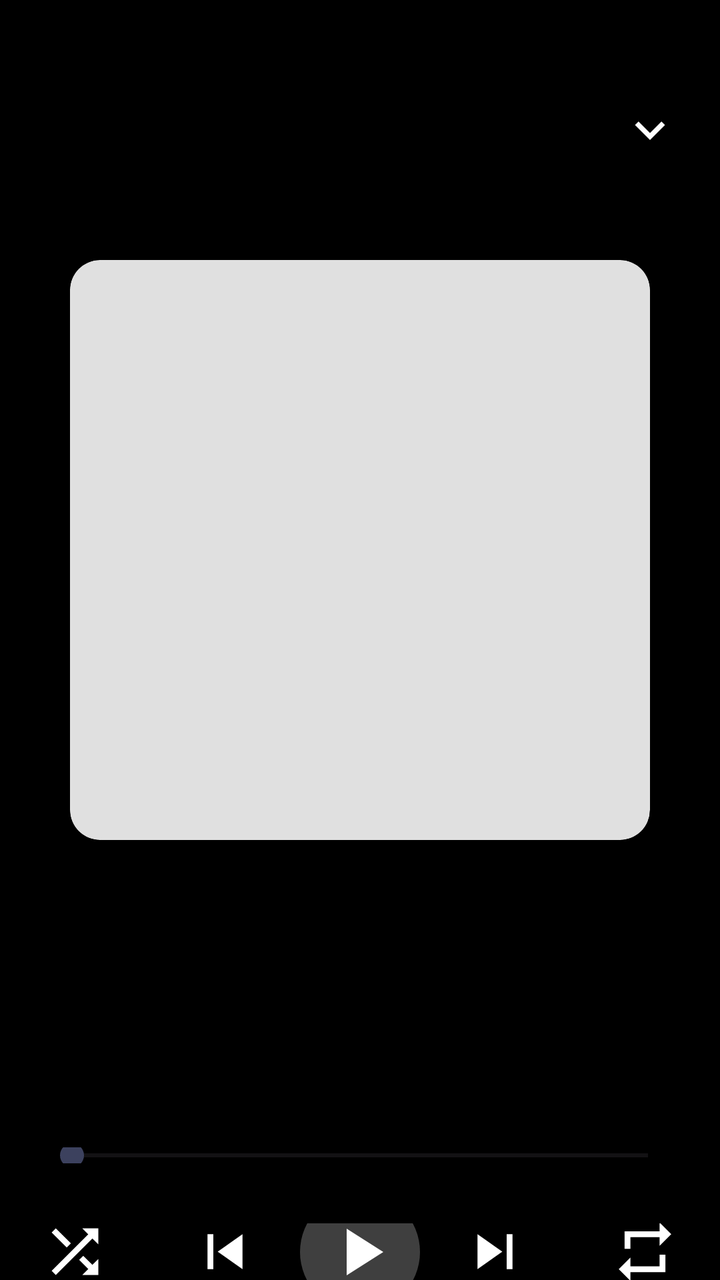
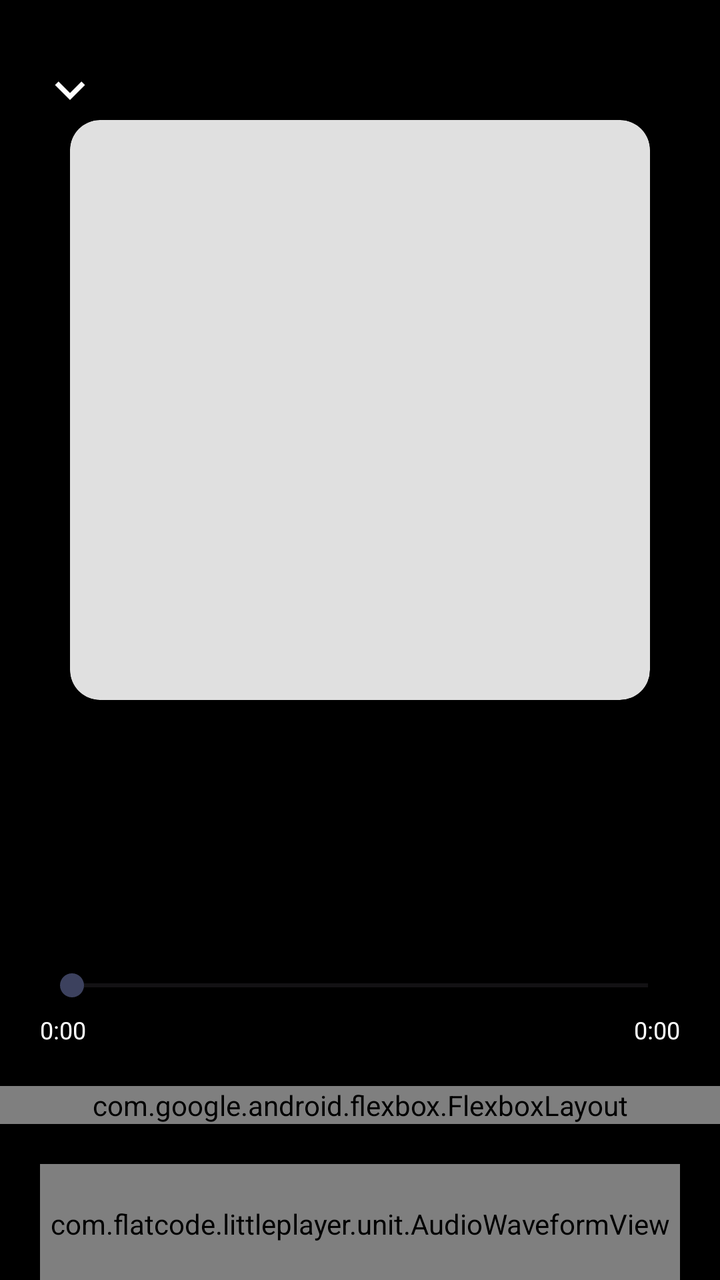

An Android layout rendered at two revisions. The XML below is the earlier revision; the diff shows what the commit changed to produce the second picture.
<!-- AndroidManifest.xml: application theme Theme.OneTheme -->
<!-- res/layout/activity_player.xml -->
<?xml version="1.0" encoding="utf-8"?>
<FrameLayout xmlns:android="http://schemas.android.com/apk/res/android"
    xmlns:app="http://schemas.android.com/apk/res-auto"
    xmlns:tools="http://schemas.android.com/tools"
    android:layout_width="match_parent"
    android:background="@color/dark"
    android:layout_height="match_parent">

    <ImageView
        android:id="@+id/imageBlur"
        android:layout_width="match_parent"
        android:layout_height="match_parent"
        android:scaleType="centerCrop"
        tools:ignore="MissingConstraints" />

    <ImageView
        android:layout_width="match_parent"
        android:layout_height="match_parent"
        android:alpha="0.4"
        android:scaleType="centerCrop"
        android:src="@color/dark"
        tools:ignore="MissingConstraints" />

    <LinearLayout
        android:id="@+id/container"
        android:layout_width="match_parent"
        android:layout_height="match_parent"
        android:orientation="vertical">

        <RelativeLayout
            android:id="@+id/toolbar"
            android:layout_width="match_parent"
            android:layout_height="wrap_content"
            android:layout_marginTop="20sp"
            android:orientation="vertical">

            <ImageView
                android:id="@+id/back"
                android:layout_width="30sp"
                android:layout_height="30sp"
                android:layout_alignParentEnd="true"
                android:layout_gravity="start"
                android:layout_marginHorizontal="20sp"
                android:layout_marginTop="30sp"
                android:layout_marginBottom="50sp"
                android:src="@drawable/ic_down"
                app:tint="@color/white" />

        </RelativeLayout>

        <com.google.android.material.card.MaterialCardView
            android:id="@+id/card"
            android:layout_width="match_parent"
            android:layout_height="wrap_content"
            android:layout_marginHorizontal="35sp"
            android:layout_marginBottom="30sp"
            android:visibility="visible"
            app:cardBackgroundColor="@color/image_profile"
            app:cardCornerRadius="15sp"
            app:cardElevation="0sp"
            app:strokeWidth="0sp">

            <androidx.constraintlayout.widget.ConstraintLayout
                android:layout_width="match_parent"
                android:layout_height="wrap_content">

                <ImageView
                    android:id="@+id/image"
                    android:layout_width="match_parent"
                    android:layout_height="0sp"
                    android:scaleType="centerCrop"
                    app:layout_constraintDimensionRatio="1:1"
                    tools:ignore="MissingConstraints" />

            </androidx.constraintlayout.widget.ConstraintLayout>

        </com.google.android.material.card.MaterialCardView>

        <LinearLayout
            android:layout_width="match_parent"
            android:layout_height="wrap_content"
            android:orientation="vertical">

            <TextView
                android:id="@+id/song_name"
                android:layout_width="match_parent"
                android:layout_height="wrap_content"
                android:layout_marginStart="32sp"
                android:layout_marginTop="10sp"
                android:layout_marginEnd="32sp"
                android:ellipsize="end"
                android:gravity="center_horizontal"
                android:singleLine="true"
                android:textColor="@color/white"
                android:textSize="22sp"
                android:textStyle="bold" />

            <TextView
                android:id="@+id/song_artist"
                android:layout_width="match_parent"
                android:layout_height="wrap_content"
                android:layout_marginStart="40sp"
                android:layout_marginEnd="40sp"
                android:ellipsize="end"
                android:gravity="center_horizontal"
                android:singleLine="true"
                android:textColor="@color/white"
                android:textSize="18sp" />

            <LinearLayout
                android:layout_width="match_parent"
                android:layout_height="wrap_content"
                android:layout_marginTop="60sp"
                android:layout_weight="1"
                android:orientation="vertical">

                <SeekBar
                    android:id="@+id/seekBar"
                    android:layout_width="match_parent"
                    android:layout_height="wrap_content"
                    android:layout_marginStart="20sp"
                    android:layout_marginEnd="20sp" />

                <RelativeLayout
                    android:id="@+id/seek_bar_layout"
                    android:layout_width="match_parent"
                    android:layout_height="wrap_content"
                    android:layout_marginHorizontal="20sp"
                    android:layout_marginTop="5sp">

                    <TextView
                        android:id="@+id/durationPlayed"
                        android:layout_width="wrap_content"
                        android:layout_height="wrap_content"
                        android:layout_alignParentStart="true"
                        android:layout_marginHorizontal="20sp"
                        android:text="@string/zero_zero"
                        android:textColor="@color/white"
                        android:textSize="12sp"
                        android:textStyle="normal" />

                    <TextView
                        android:id="@+id/durationTotal"
                        android:layout_width="wrap_content"
                        android:layout_height="wrap_content"
                        android:layout_alignParentEnd="true"
                        android:layout_marginHorizontal="20sp"
                        android:text="@string/zero_zero"
                        android:textColor="@color/white"
                        android:textSize="12sp"
                        android:textStyle="normal" />

                </RelativeLayout>

            </LinearLayout>

            <LinearLayout
                android:layout_width="match_parent"
                android:layout_height="wrap_content"
                android:layout_gravity="center"
                android:layout_marginTop="30sp"
                android:layout_weight="1"
                android:gravity="center"
                android:orientation="vertical">

                <LinearLayout
                    android:layout_width="match_parent"
                    android:layout_height="wrap_content"
                    android:layout_gravity="center"
                    android:gravity="center"
                    android:orientation="horizontal">

                    <ImageView
                        android:id="@+id/shuffle"
                        android:layout_width="0sp"
                        android:layout_height="35sp"
                        android:layout_weight="1"
                        android:src="@drawable/ic_shuffle_off" />

                    <ImageView
                        android:id="@+id/prev"
                        android:layout_width="0sp"
                        android:layout_height="35sp"
                        android:layout_weight="1"
                        android:src="@drawable/ic_skip_previous" />

                    <FrameLayout
                        android:id="@+id/play_pause_btn"
                        android:layout_width="60sp"
                        android:layout_height="60sp"
                        android:clickable="true"
                        android:focusable="true">

                        <ImageView
                            android:layout_width="match_parent"
                            android:layout_height="match_parent"
                            android:alpha="0.25"
                            android:background="@drawable/play_pause" />

                        <ImageView
                            android:id="@+id/play_pause"
                            android:layout_width="40sp"
                            android:layout_height="40sp"
                            android:layout_gravity="center"
                            android:src="@drawable/ic_play"
                            app:tint="@color/white" />

                    </FrameLayout>

                    <ImageView
                        android:id="@+id/next"
                        android:layout_width="0sp"
                        android:layout_height="35sp"
                        android:layout_weight="1"
                        android:src="@drawable/ic_skip_next" />

                    <ImageView
                        android:id="@+id/repeat"
                        android:layout_width="0sp"
                        android:layout_height="35sp"
                        android:layout_weight="1"
                        android:src="@drawable/ic_repeat_off" />

                </LinearLayout>

            </LinearLayout>

        </LinearLayout>

    </LinearLayout>

</FrameLayout>
<!-- resources referenced by this layout -->
<resources>
  <color name="dark">#000000</color>
  <color name="image_profile">#e0e0e0</color>
  <color name="white">#ffffff</color>
  <!-- drawable ic_down (drawable) -->
  <vector android:height="24dp" android:tint="#FFFFFF"
      android:viewportHeight="24" android:viewportWidth="24"
      android:width="24dp" xmlns:android="http://schemas.android.com/apk/res/android">
      <path android:fillColor="@android:color/white" android:pathData="M7.41,8.59L12,13.17l4.59,-4.58L18,10l-6,6 -6,-6 1.41,-1.41z"/>
  </vector>
  <!-- drawable ic_play (drawable) -->
  <vector xmlns:android="http://schemas.android.com/apk/res/android"
      android:width="24dp"
      android:height="24dp"
      android:viewportWidth="24"
      android:viewportHeight="24"
      android:tint="?attr/colorControlNormal">
    <path
        android:fillColor="@android:color/white"
        android:pathData="M8,5v14l11,-7z"/>
  </vector>
  <!-- drawable ic_repeat_off (drawable) -->
  <vector xmlns:android="http://schemas.android.com/apk/res/android"
      android:width="24dp"
      android:height="24dp"
      android:viewportWidth="24"
      android:viewportHeight="24">
    <path
        android:fillColor="@color/white"
        android:pathData="M7,7h10v3l4,-4 -4,-4v3L5,5v6h2L7,7zM17,17L7,17v-3l-4,4 4,4v-3h12v-6h-2v4z"/>
  </vector>
  <!-- drawable ic_shuffle_off (drawable) -->
  <vector xmlns:android="http://schemas.android.com/apk/res/android"
      android:width="24dp"
      android:height="24dp"
      android:viewportWidth="24"
      android:viewportHeight="24">
    <path
        android:fillColor="@color/white"
        android:pathData="M10.59,9.17L5.41,4 4,5.41l5.17,5.17 1.42,-1.41zM14.5,4l2.04,2.04L4,18.59 5.41,20 17.96,7.46 20,9.5L20,4h-5.5zM14.83,13.41l-1.41,1.41 3.13,3.13L14.5,20L20,20v-5.5l-2.04,2.04 -3.13,-3.13z"/>
  </vector>
  <!-- drawable ic_skip_next (drawable) -->
  <vector xmlns:android="http://schemas.android.com/apk/res/android"
      android:width="24dp"
      android:height="24dp"
      android:viewportWidth="24"
      android:viewportHeight="24">
      <path
          android:fillColor="@color/white"
          android:pathData="M6,18l8.5,-6L6,6v12zM16,6v12h2V6h-2z" />
  </vector>
  <!-- drawable ic_skip_previous (drawable) -->
  <vector xmlns:android="http://schemas.android.com/apk/res/android"
      android:width="24dp"
      android:height="24dp"
      android:viewportWidth="24"
      android:viewportHeight="24">
      <path
          android:fillColor="@color/white"
          android:pathData="M6,6h2v12L6,18zM9.5,12l8.5,6L18,6z" />
  </vector>
  <!-- drawable play_pause (drawable) -->
  <?xml version="1.0" encoding="utf-8"?>
  <shape xmlns:android="http://schemas.android.com/apk/res/android"
      android:shape="oval">
  
      <solid android:color="@color/white" />
  </shape>
  <string name="zero_zero">0:00</string>
  <style name="Theme.OneTheme" parent="Base.Theme.OneTheme" />
  <style name="Base.Theme.OneTheme" parent="Theme.Material3.DayNight">
          
          
          <item name="colorPrimary">@color/colorPrimary</item>
          <item name="colorPrimaryDark">@color/basic_2</item>
          <item name="colorAccent">@color/basic_2</item>
          <item name="color">@color/white</item>
          <item name="background">@color/basic_2</item>
          <item name="tickColor">@color/basic_2</item>
          <item name="trackColor">@color/basic_2</item>
          <item name="colorOnBackground">@color/white</item>
          <item name="colorError">@color/dark</item>
          <item name="colorOnError">@color/basic_2</item>
      </style>
  <color name="colorPrimary">#fff</color>
      //Needed
  <color name="basic_2">#3c415e</color>
</resources>

<!-- the commit's change to res/layout/activity_player.xml (unified diff, before → after) -->
@@ -1,25 +1,22 @@
 <?xml version="1.0" encoding="utf-8"?>
-<FrameLayout xmlns:android="http://schemas.android.com/apk/res/android"
+<FrameLayout android:layout_width="match_parent"
+    android:layout_height="match_parent"
     xmlns:app="http://schemas.android.com/apk/res-auto"
-    xmlns:tools="http://schemas.android.com/tools"
-    android:layout_width="match_parent"
     android:background="@color/dark"
-    android:layout_height="match_parent">
+    xmlns:android="http://schemas.android.com/apk/res/android">
 
     <ImageView
         android:id="@+id/imageBlur"
         android:layout_width="match_parent"
         android:layout_height="match_parent"
-        android:scaleType="centerCrop"
-        tools:ignore="MissingConstraints" />
+        android:scaleType="centerCrop" />
 
     <ImageView
         android:layout_width="match_parent"
         android:layout_height="match_parent"
         android:alpha="0.4"
         android:scaleType="centerCrop"
-        android:src="@color/dark"
-        tools:ignore="MissingConstraints" />
+        android:src="@color/dark" />
 
     <LinearLayout
         android:id="@+id/container"
@@ -31,18 +28,18 @@
             android:id="@+id/toolbar"
             android:layout_width="match_parent"
             android:layout_height="wrap_content"
-            android:layout_marginTop="20sp"
-            android:orientation="vertical">
+            android:layout_marginTop="20dp">
 
             <ImageView
                 android:id="@+id/back"
-                android:layout_width="30sp"
-                android:layout_height="30sp"
-                android:layout_alignParentEnd="true"
-                android:layout_gravity="start"
-                android:layout_marginHorizontal="20sp"
-                android:layout_marginTop="30sp"
-                android:layout_marginBottom="50sp"
+                android:layout_width="30dp"
+                android:layout_height="30dp"
+                android:layout_alignParentStart="true"
+                android:layout_marginHorizontal="20dp"
+                android:layout_marginTop="10dp"
+                android:background="?android:attr/selectableItemBackgroundBorderless"
+                android:clickable="true"
+                android:focusable="true"
                 android:src="@drawable/ic_down"
                 app:tint="@color/white" />
 
@@ -52,13 +49,12 @@
             android:id="@+id/card"
             android:layout_width="match_parent"
             android:layout_height="wrap_content"
-            android:layout_marginHorizontal="35sp"
-            android:layout_marginBottom="30sp"
-            android:visibility="visible"
+            android:layout_marginHorizontal="35dp"
+            android:layout_marginBottom="30dp"
             app:cardBackgroundColor="@color/image_profile"
-            app:cardCornerRadius="15sp"
-            app:cardElevation="0sp"
-            app:strokeWidth="0sp">
+            app:cardCornerRadius="15dp"
+            app:cardElevation="0dp"
+            app:strokeWidth="0dp">
 
             <androidx.constraintlayout.widget.ConstraintLayout
                 android:layout_width="match_parent"
@@ -67,10 +63,13 @@
                 <ImageView
                     android:id="@+id/image"
                     android:layout_width="match_parent"
-                    android:layout_height="0sp"
+                    android:layout_height="0dp"
                     android:scaleType="centerCrop"
+                    app:layout_constraintBottom_toBottomOf="parent"
                     app:layout_constraintDimensionRatio="1:1"
-                    tools:ignore="MissingConstraints" />
+                    app:layout_constraintEnd_toEndOf="parent"
+                    app:layout_constraintStart_toStartOf="parent"
+                    app:layout_constraintTop_toTopOf="parent" />
 
             </androidx.constraintlayout.widget.ConstraintLayout>
 
@@ -78,19 +77,19 @@
 
         <LinearLayout
             android:layout_width="match_parent"
-            android:layout_height="wrap_content"
+            android:layout_height="0dp"
+            android:layout_weight="1"
             android:orientation="vertical">
 
             <TextView
                 android:id="@+id/song_name"
                 android:layout_width="match_parent"
                 android:layout_height="wrap_content"
-                android:layout_marginStart="32sp"
-                android:layout_marginTop="10sp"
-                android:layout_marginEnd="32sp"
+                android:layout_marginHorizontal="32dp"
+                android:layout_marginTop="10dp"
                 android:ellipsize="end"
                 android:gravity="center_horizontal"
-                android:singleLine="true"
+                android:maxLines="1"
                 android:textColor="@color/white"
                 android:textSize="22sp"
                 android:textStyle="bold" />
@@ -99,134 +98,168 @@
                 android:id="@+id/song_artist"
                 android:layout_width="match_parent"
                 android:layout_height="wrap_content"
-                android:layout_marginStart="40sp"
-                android:layout_marginEnd="40sp"
+                android:layout_marginHorizontal="40dp"
                 android:ellipsize="end"
                 android:gravity="center_horizontal"
-                android:singleLine="true"
+                android:maxLines="1"
                 android:textColor="@color/white"
                 android:textSize="18sp" />
 
             <LinearLayout
                 android:layout_width="match_parent"
                 android:layout_height="wrap_content"
-                android:layout_marginTop="60sp"
-                android:layout_weight="1"
+                android:layout_marginTop="40dp"
                 android:orientation="vertical">
 
                 <SeekBar
                     android:id="@+id/seekBar"
                     android:layout_width="match_parent"
                     android:layout_height="wrap_content"
-                    android:layout_marginStart="20sp"
-                    android:layout_marginEnd="20sp" />
+                    android:layout_marginHorizontal="20dp" />
 
                 <RelativeLayout
                     android:id="@+id/seek_bar_layout"
                     android:layout_width="match_parent"
                     android:layout_height="wrap_content"
-                    android:layout_marginHorizontal="20sp"
-                    android:layout_marginTop="5sp">
+                    android:layout_marginHorizontal="20dp"
+                    android:layout_marginTop="5dp">
 
                     <TextView
                         android:id="@+id/durationPlayed"
                         android:layout_width="wrap_content"
                         android:layout_height="wrap_content"
                         android:layout_alignParentStart="true"
-                        android:layout_marginHorizontal="20sp"
                         android:text="@string/zero_zero"
                         android:textColor="@color/white"
-                        android:textSize="12sp"
-                        android:textStyle="normal" />
+                        android:textSize="12sp" />
 
                     <TextView
                         android:id="@+id/durationTotal"
                         android:layout_width="wrap_content"
                         android:layout_height="wrap_content"
                         android:layout_alignParentEnd="true"
-                        android:layout_marginHorizontal="20sp"
                         android:text="@string/zero_zero"
                         android:textColor="@color/white"
-                        android:textSize="12sp"
-                        android:textStyle="normal" />
+                        android:textSize="12sp" />
 
                 </RelativeLayout>
 
             </LinearLayout>
 
-            <LinearLayout
-                android:layout_width="match_parent"
-                android:layout_height="wrap_content"
+            <include
+                android:id="@+id/buttonPanel"
+                layout="@layout/item_player_buttons"
+                android:layout_width="match_parent"
+                android:layout_height="wrap_content"
+                android:layout_marginTop="20dp" />
+
+            <com.flatcode.littleplayer.unit.AudioWaveformView
+                android:id="@+id/audioWaveformView"
+                android:layout_width="match_parent"
+                android:layout_height="60dp"
+                android:layout_marginHorizontal="20dp"
+                android:layout_marginTop="20dp" />
+
+            <com.masoudss.lib.WaveformSeekBar
+                android:id="@+id/waveformSeekBar"
+                android:layout_width="match_parent"
+                android:layout_height="60dp"
+                android:layout_marginHorizontal="20dp"
+                android:layout_marginTop="20dp"
+                app:wave_width="3dp"
+                app:wave_gap="2dp"
+                app:wave_corner_radius="2dp"
+                app:wave_background_color="#44FFFFFF"
+                app:wave_progress_color="#8A47EB"
+                app:wave_gravity="center" />
+
+        </LinearLayout>
+
+    </LinearLayout>
+
+</FrameLayout>
+<!-- res/layout/item_player_buttons.xml (included above) -->
+<LinearLayout xmlns:android="http://schemas.android.com/apk/res/android"
+    xmlns:app="http://schemas.android.com/apk/res-auto"
+    android:layout_width="match_parent"
+    android:layout_height="wrap_content"
+    android:layout_marginTop="30dp"
+    android:layout_weight="1"
+    android:gravity="center"
+    android:orientation="vertical">
+
+    <com.google.android.flexbox.FlexboxLayout
+        android:layout_width="match_parent"
+        android:layout_height="wrap_content"
+        app:flexDirection="row"
+        app:justifyContent="space_around"
+        app:alignItems="center"
+        app:flexWrap="nowrap">
+
+        <ImageView
+            android:id="@+id/shuffle"
+            android:layout_width="wrap_content"
+            android:layout_height="35dp"
+            android:background="?android:attr/selectableItemBackgroundBorderless"
+            android:clickable="true"
+            android:focusable="true"
+            android:src="@drawable/ic_shuffle_off"
+            app:layout_flexGrow="1" />
+
+        <ImageView
+            android:id="@+id/prev"
+            android:layout_width="wrap_content"
+            android:layout_height="35dp"
+            android:background="?android:attr/selectableItemBackgroundBorderless"
+            android:clickable="true"
+            android:focusable="true"
+            android:src="@drawable/ic_skip_previous"
+            app:layout_flexGrow="1" />
+
+        <FrameLayout
+            android:id="@+id/play_pause_btn"
+            android:layout_width="60dp"
+            android:layout_height="60dp"
+            android:background="?android:attr/selectableItemBackgroundBorderless"
+            android:clickable="true"
+            android:focusable="true">
+
+            <ImageView
+                android:layout_width="match_parent"
+                android:layout_height="match_parent"
+                android:alpha="0.25"
+                android:background="@drawable/play_pause" />
+
+            <ImageView
+                android:id="@+id/play_pause"
+                android:layout_width="40dp"
+                android:layout_height="40dp"
                 android:layout_gravity="center"
-                android:layout_marginTop="30sp"
-                android:layout_weight="1"
-                android:gravity="center"
-                android:orientation="vertical">
-
-                <LinearLayout
-                    android:layout_width="match_parent"
-                    android:layout_height="wrap_content"
-                    android:layout_gravity="center"
-                    android:gravity="center"
-                    android:orientation="horizontal">
-
-                    <ImageView
-                        android:id="@+id/shuffle"
-                        android:layout_width="0sp"
-                        android:layout_height="35sp"
-                        android:layout_weight="1"
-                        android:src="@drawable/ic_shuffle_off" />
-
-                    <ImageView
-                        android:id="@+id/prev"
-                        android:layout_width="0sp"
-                        android:layout_height="35sp"
-                        android:layout_weight="1"
-                        android:src="@drawable/ic_skip_previous" />
-
-                    <FrameLayout
-                        android:id="@+id/play_pause_btn"
-                        android:layout_width="60sp"
-                        android:layout_height="60sp"
-                        android:clickable="true"
-                        android:focusable="true">
-
-                        <ImageView
-                            android:layout_width="match_parent"
-                            android:layout_height="match_parent"
-                            android:alpha="0.25"
-                            android:background="@drawable/play_pause" />
-
-                        <ImageView
-                            android:id="@+id/play_pause"
-                            android:layout_width="40sp"
-                            android:layout_height="40sp"
-                            android:layout_gravity="center"
-                            android:src="@drawable/ic_play"
-                            app:tint="@color/white" />
-
-                    </FrameLayout>
-
-                    <ImageView
-                        android:id="@+id/next"
-                        android:layout_width="0sp"
-                        android:layout_height="35sp"
-                        android:layout_weight="1"
-                        android:src="@drawable/ic_skip_next" />
-
-                    <ImageView
-                        android:id="@+id/repeat"
-                        android:layout_width="0sp"
-                        android:layout_height="35sp"
-                        android:layout_weight="1"
-                        android:src="@drawable/ic_repeat_off" />
-
-                </LinearLayout>
-
-            </LinearLayout>
-
-        </LinearLayout>
-
-    </LinearLayout>
-
-</FrameLayout>
+                android:src="@drawable/ic_play"
+                app:tint="@color/white" />
+
+        </FrameLayout>
+
+        <ImageView
+            android:id="@+id/next"
+            android:layout_width="wrap_content"
+            android:layout_height="35dp"
+            android:background="?android:attr/selectableItemBackgroundBorderless"
+            android:clickable="true"
+            android:focusable="true"
+            android:src="@drawable/ic_skip_next"
+            app:layout_flexGrow="1" />
+
+        <ImageView
+            android:id="@+id/repeat"
+            android:layout_width="wrap_content"
+            android:layout_height="35dp"
+            android:background="?android:attr/selectableItemBackgroundBorderless"
+            android:clickable="true"
+            android:focusable="true"
+            android:src="@drawable/ic_repeat_off"
+            app:layout_flexGrow="1" />
+
+    </com.google.android.flexbox.FlexboxLayout>
+
+</LinearLayout>
